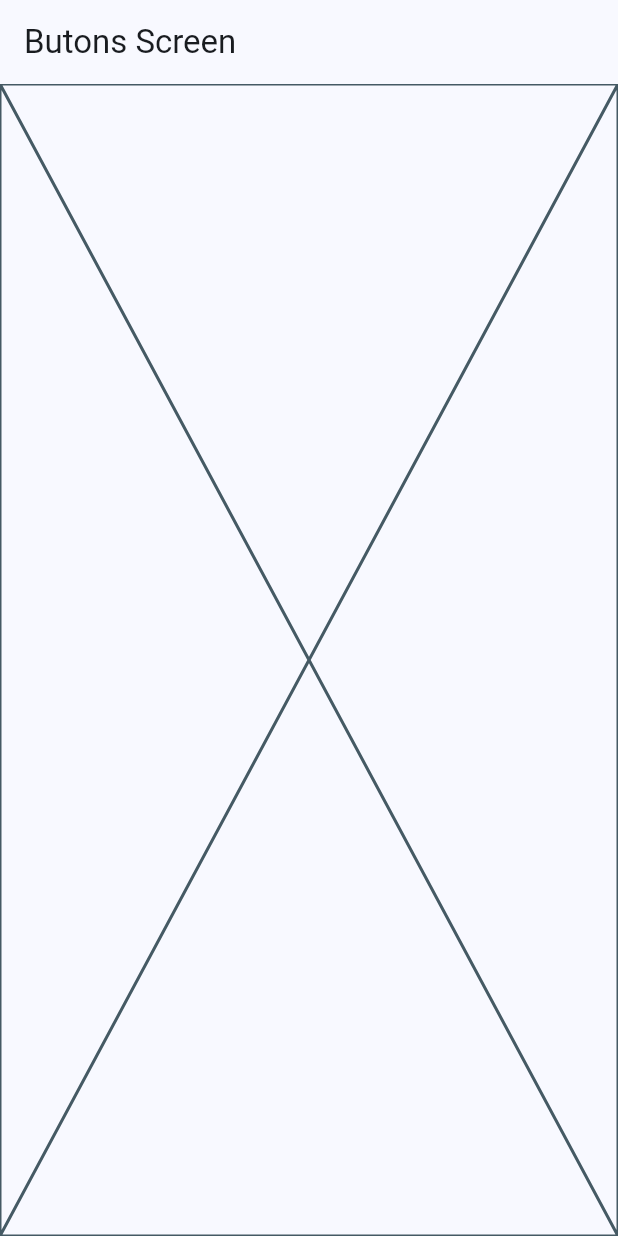
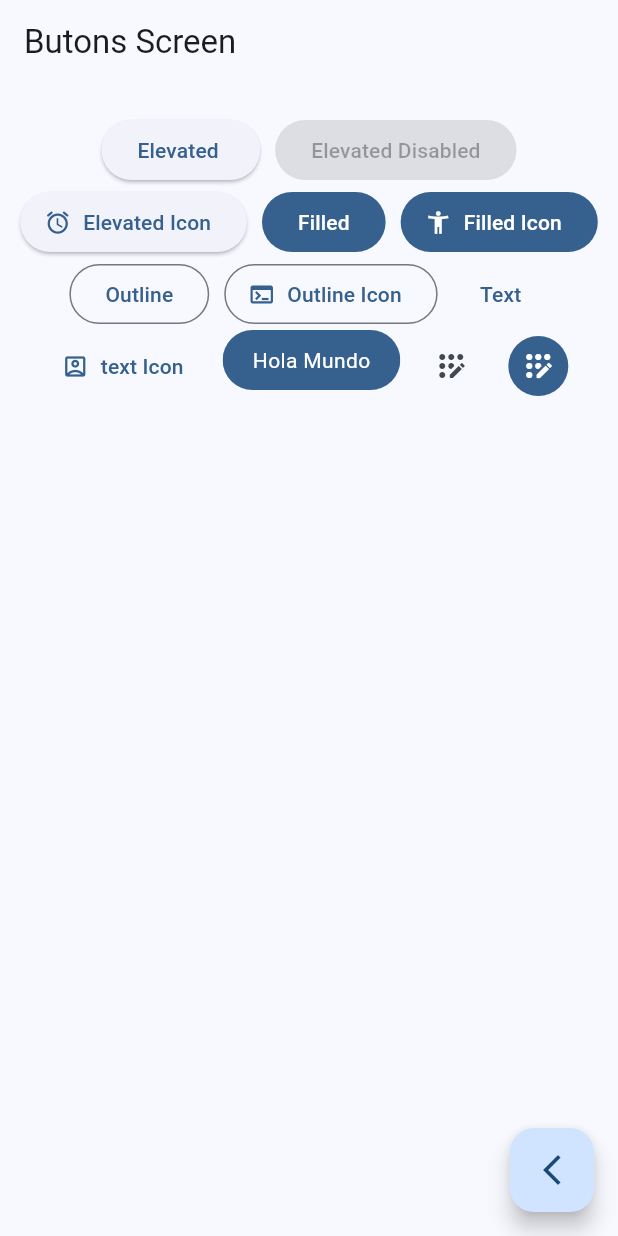
Before and after one commit to rubbeen/widgets-app-flutter, a Flutter app: the ButtonsScreen screen opened by its route, on a phone screen of 412 x 824 dp. Run offline on Flutter 3.47's test engine with Material 2 defaults, Android fonts, the phone set to English and light mode, and no system bars; our stand-ins replace go_router.

Commit message:
button screen finish

```diff
--- a/lib/main.dart
+++ b/lib/main.dart
@@ -18,8 +18,6 @@ class MainApp extends StatelessWidget {
       routerConfig: appRouter,
       theme: AppTheme(selectedColor: 0).getTheme(),
       debugShowCheckedModeBanner: false,
-
-
     );
   }
 }
--- a/lib/presentation/screens/buttons/buttons_screen.dart
+++ b/lib/presentation/screens/buttons/buttons_screen.dart
@@ -1,6 +1,7 @@
 import 'package:flutter/material.dart';
+import 'package:go_router/go_router.dart';
+
 class ButtonsScreen extends StatelessWidget {
-
   static const String name = 'buttons_screen';
   const ButtonsScreen({super.key});
 
@@ -10,7 +11,98 @@ class ButtonsScreen extends StatelessWidget {
       appBar: AppBar(
         title: const Text('Butons Screen'),
       ),
-      body: const Placeholder(),
+      body: const _ButtonsView(),
+      floatingActionButton: FloatingActionButton(
+        onPressed: () {
+          context.pop();
+        },
+        child: const Icon(Icons.arrow_back_ios_new_outlined),
+      ),
     );
-    }
+  }
 }
+
+class _ButtonsView extends StatelessWidget {
+  const _ButtonsView();
+
+  @override
+  Widget build(BuildContext context) {
+    final color = Theme.of(context).colorScheme;
+
+    return SizedBox(
+      width: double.infinity,
+      child: Padding(
+        padding: const EdgeInsets.symmetric(horizontal: 10, vertical: 20),
+        child: Wrap(
+          alignment: WrapAlignment.center,
+          spacing: 10,
+          children: [
+            ElevatedButton(
+              onPressed: () {},
+              child: const Text('Elevated '),
+            ),
+            const ElevatedButton(
+              onPressed: null,
+              child: Text('Elevated Disabled'),
+            ),
+            ElevatedButton.icon(
+                onPressed: () {},
+                icon: const Icon(Icons.access_alarm_rounded),
+                label: const Text('Elevated Icon')),
+            FilledButton(onPressed: () {}, child: const Text('Filled')),
+            FilledButton.icon(
+                onPressed: () {},
+                icon: const Icon(Icons.accessibility_new),
+                label: const Text('Filled Icon')),
+            OutlinedButton(onPressed: () {}, child: const Text('Outline')),
+            OutlinedButton.icon(
+                onPressed: () {},
+                icon: const Icon(Icons.terminal),
+                label: const Text('Outline Icon')),
+            TextButton(onPressed: () {}, child: const Text('Text')),
+            TextButton.icon(
+                onPressed: () {},
+                icon: const Icon(Icons.account_box_outlined),
+                label: const Text('text Icon')),
+            const CustomButton(),
+            IconButton(
+                onPressed: () {},
+                icon: const Icon(Icons.app_registration_rounded)),
+            IconButton(
+              onPressed: () {},
+              icon: const Icon(Icons.app_registration_rounded),
+              style: ButtonStyle(
+                  backgroundColor: MaterialStatePropertyAll(color.primary),
+                  iconColor: const MaterialStatePropertyAll(Colors.white)),
+            ),
+          ],
+        ),
+      ),
+    );
+  }
+}
+
+class CustomButton extends StatelessWidget {
+  const CustomButton({super.key});
+
+  @override
+  Widget build(BuildContext context) {
+    final colors = Theme.of(context).colorScheme;
+
+    return ClipRRect(
+      borderRadius: BorderRadius.circular(20),
+      child: Material(
+        color: colors.primary,
+        child: InkWell(
+          onTap: () {},
+          child: const Padding(
+              padding: EdgeInsets.symmetric(horizontal: 20, vertical: 10),
+              child: Text(
+                'Hola Mundo',
+                style: TextStyle(color: Colors.white),
+              )),
+        ),
+      ),
+    );
+  }
+}
```
